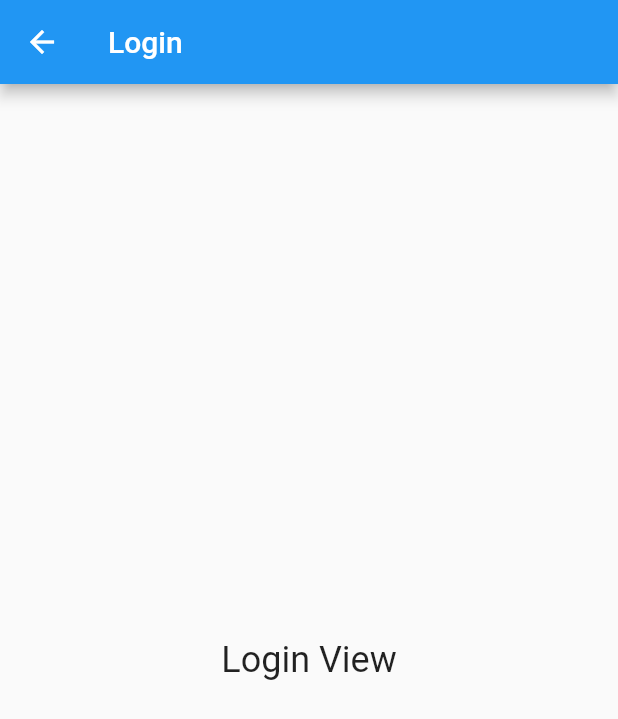
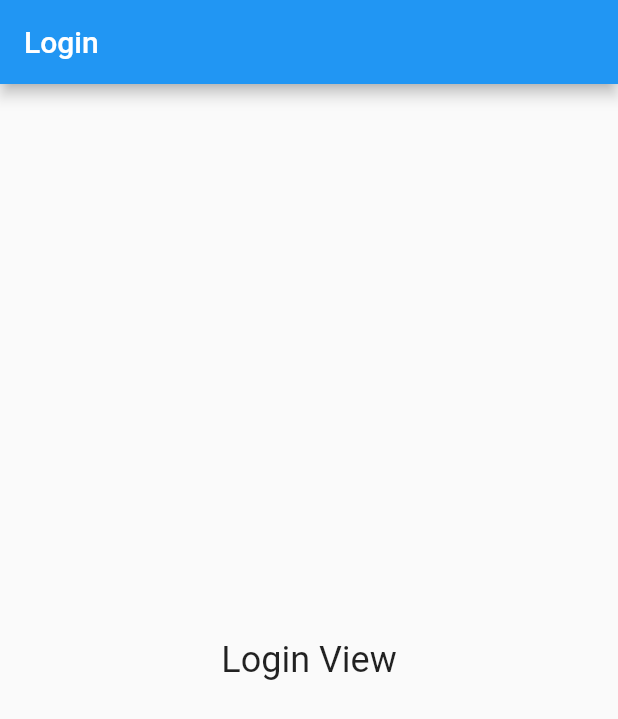
Before and after one commit to kennedyowusu/budget_app_flutter, a Flutter app: the screen it shows after launch, after a tap on "Login", on a phone screen of 412 x 824 dp. Shown: the top 719 px of the screen. Run offline on Flutter 3.47's test engine with Material 2 defaults, Android fonts, the phone set to English and light mode, and no system bars; our stand-ins replace get.

Commit message:
update welcome UI

```diff
--- a/lib/view/welcome/welcome.dart
+++ b/lib/view/welcome/welcome.dart
@@ -1,14 +1,17 @@
 import 'package:budget_app_flutter/constants/colors.dart';
+import 'package:budget_app_flutter/helper/calculate_responsiveness.dart';
 import 'package:budget_app_flutter/view/authentication/login.dart';
 import 'package:budget_app_flutter/view/authentication/sign_up.dart';
 import 'package:budget_app_flutter/widgets/custom_button.dart';
 import 'package:flutter/material.dart';
+import 'package:get/get.dart';
 
 class WelcomeView extends StatelessWidget {
   const WelcomeView({super.key});
 
   @override
   Widget build(BuildContext context) {
+    final responsiveValues = calculateResponsiveValues(context);
     return Scaffold(
       backgroundColor: backgroundColor,
       body: SafeArea(
@@ -26,22 +29,18 @@ class WelcomeView extends StatelessWidget {
               ),
               Spacer(),
               CustomButton(
+                height: responsiveValues['buttonHeight']!,
                 text: 'Login',
                 onPressed: () {
-                  Navigator.push(
-                    context,
-                    MaterialPageRoute(builder: (context) => LoginView()),
-                  );
+                  Get.offAll(() => LoginView());
                 },
               ),
               SizedBox(height: 10.0),
               CustomButton(
+                height: responsiveValues['buttonHeight']!,
                 text: 'Sign Up',
                 onPressed: () {
-                  Navigator.push(
-                    context,
-                    MaterialPageRoute(builder: (context) => SignUpView()),
-                  );
+                  Get.offAll(() => SignUpView());
                 },
               ),
               SizedBox(height: 20.0),
```
